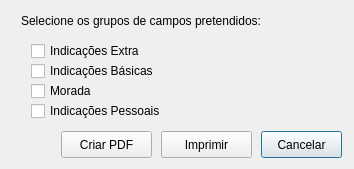
First picture: the form in _src/eidmw/eidgui/dlgPrint.ui, repository 12019/svn.gov.pt, before the edit.
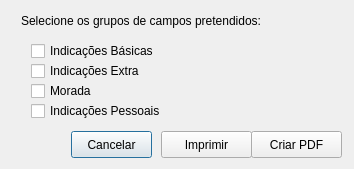
Second picture: the form after the edit. Icons and pictures are not drawn.

```diff
--- a/_src/eidmw/eidgui/dlgPrint.ui
+++ b/_src/eidmw/eidgui/dlgPrint.ui
@@ -36,7 +36,7 @@
       <property name="geometry">
        <rect>
         <x>20</x>
-        <y>30</y>
+        <y>50</y>
         <width>140</width>
         <height>20</height>
        </rect>
@@ -71,7 +71,7 @@
       <property name="geometry">
        <rect>
         <x>20</x>
-        <y>50</y>
+        <y>30</y>
         <width>154</width>
         <height>20</height>
        </rect>
@@ -127,7 +127,7 @@
      <widget class="QPushButton" name="pbCancel">
       <property name="geometry">
        <rect>
-        <x>250</x>
+        <x>60</x>
         <y>120</y>
         <width>81</width>
         <height>27</height>
@@ -153,7 +153,7 @@
      <widget class="QPushButton" name="pbGeneratePdf">
       <property name="geometry">
        <rect>
-        <x>50</x>
+        <x>240</x>
         <y>120</y>
         <width>91</width>
         <height>27</height>
```
Left out of the diff: 2 changed lines with no effect on the pictures.
